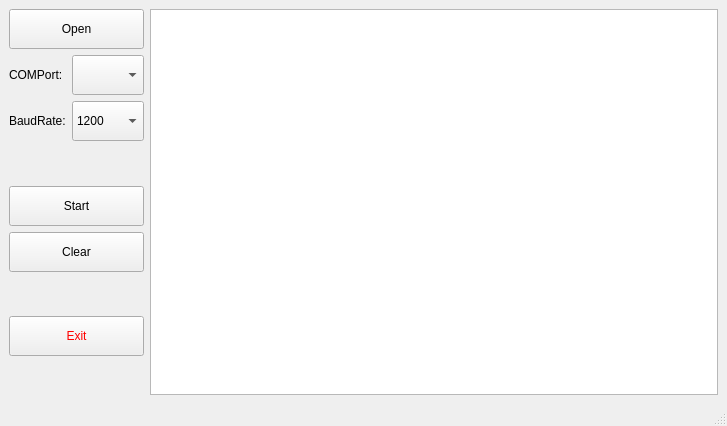
Above: mainwindow.ui from Mubshr07/CustomSerialPortMonitorCommunication before the change. Below: the same form after it.
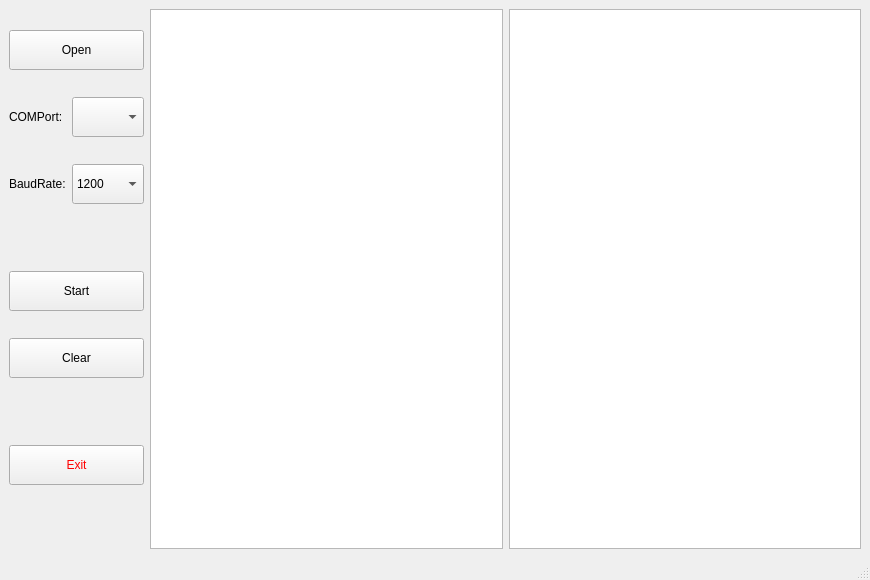
That is the form after the change.

Commit message: adding separate TextBox for Receiving

```diff
--- a/mainwindow.ui
+++ b/mainwindow.ui
@@ -6,8 +6,8 @@
    <rect>
     <x>0</x>
     <y>0</y>
-    <width>727</width>
-    <height>426</height>
+    <width>870</width>
+    <height>580</height>
    </rect>
   </property>
   <property name="windowTitle">
@@ -221,6 +221,15 @@
       </property>
      </widget>
     </item>
+    <item>
+     <widget class="QTextBrowser" name="textBrowser_2">
+      <property name="font">
+       <font>
+        <pointsize>12</pointsize>
+       </font>
+      </property>
+     </widget>
+    </item>
    </layout>
   </widget>
   <widget class="QStatusBar" name="statusbar"/>
```
